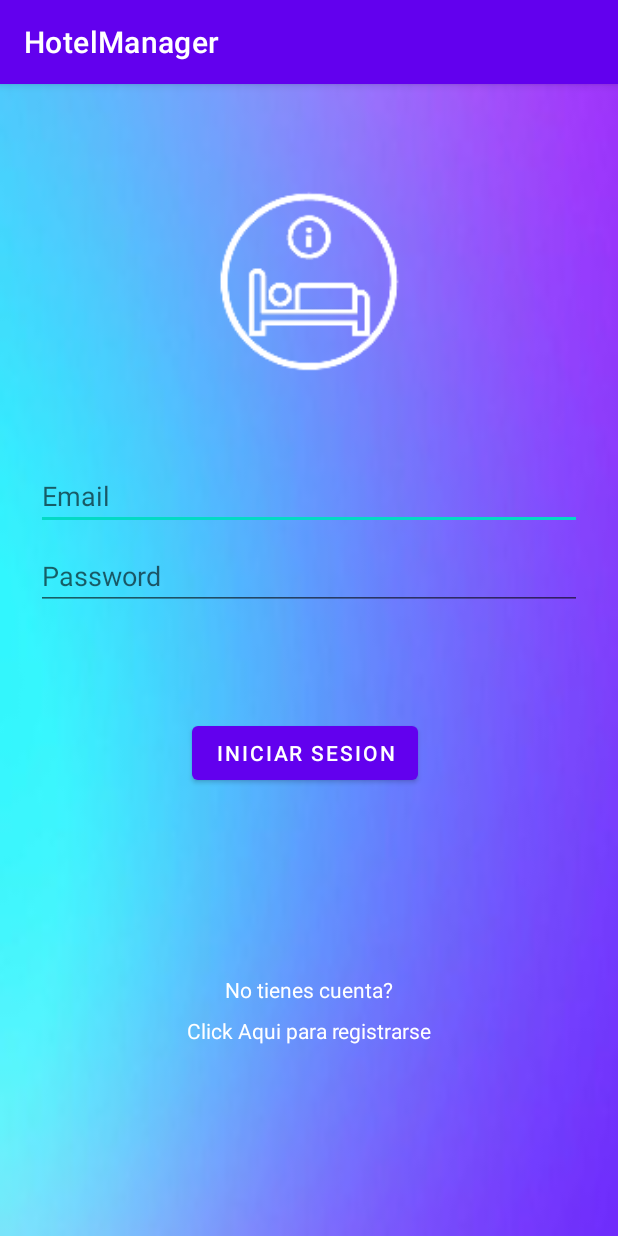
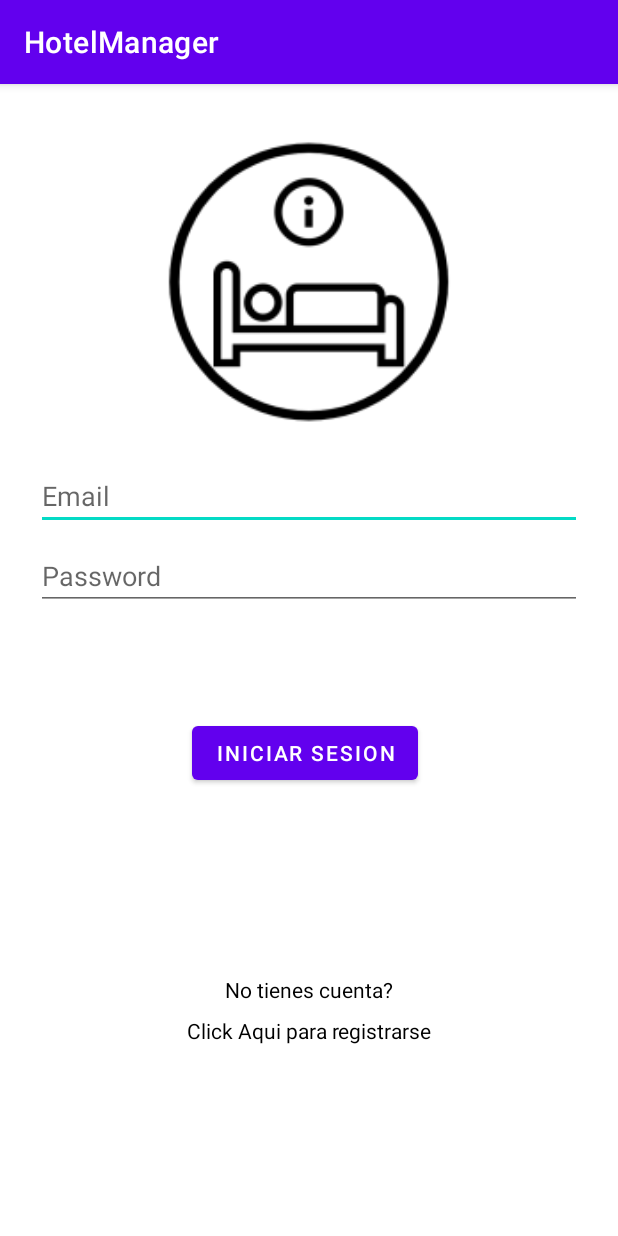
Before and after one commit to Pegubo/HotelManager, an Android app: the screen it shows after launch (LoginActivity), on a phone screen of 412 x 824 dp. Run offline under Robolectric (Android 15) with nearby library versions, the phone set to English and light mode, and no system bars; our stand-ins replace Firebase (no records; nobody signed in at launch, a user with empty details on screens opened directly).

Commit message:
cambio basico de colores
copia de seguridad, esta es una fase inicial en el cambio de colores y rediseño del login, aun no se elimina el register ni las cosas inecesarias que tiene el login

```diff
--- a/app/src/main/res/layout/activity_login.xml
+++ b/app/src/main/res/layout/activity_login.xml
@@ -5,7 +5,7 @@
     android:id="@+id/container"
     android:layout_width="match_parent"
     android:layout_height="match_parent"
-    android:background="@mipmap/background_login2_background"
+
    >
 
     <EditText
@@ -68,7 +68,7 @@
         app:layout_constraintEnd_toEndOf="parent"
         app:layout_constraintStart_toStartOf="parent"
         app:layout_constraintTop_toTopOf="parent"
-        app:srcCompat="@mipmap/logo_foreground" />
+        app:srcCompat="@mipmap/logohm_negro_foreground" />
 
     <TextView
         android:id="@+id/textView2"
@@ -78,7 +78,7 @@
         android:layout_marginTop="124dp"
         android:layout_marginEnd="150dp"
         android:text="@string/register"
-        android:textColor="@color/white"
+        android:textColor="@color/black"
         app:layout_constraintEnd_toEndOf="parent"
         app:layout_constraintHorizontal_bias="1.0"
         app:layout_constraintStart_toStartOf="parent"
@@ -92,7 +92,7 @@
         android:layout_marginTop="8dp"
         android:layout_marginEnd="150dp"
         android:text="@string/click"
-        android:textColor="@color/white"
+        android:textColor="@color/black"
         app:layout_constraintEnd_toEndOf="parent"
         app:layout_constraintStart_toStartOf="parent"
         app:layout_constraintTop_toBottomOf="@+id/textView2" />
--- /dev/null
+++ b/app/src/main/res/mipmap-anydpi-v26/logohm_negro.xml
@@ -0,0 +1,5 @@
+<?xml version="1.0" encoding="utf-8"?>
+<adaptive-icon xmlns:android="http://schemas.android.com/apk/res/android">
+    <background android:drawable="@color/logohm_negro_background"/>
+    <foreground android:drawable="@mipmap/logohm_negro_foreground"/>
+</adaptive-icon>
--- /dev/null
+++ b/app/src/main/res/values/logohm_negro_background.xml
@@ -0,0 +1,4 @@
+<?xml version="1.0" encoding="utf-8"?>
+<resources>
+    <color name="logohm_negro_background">#FFFFFF</color>
+</resources>
```
Also changed, not shown: app/src/main/res/mipmap-hdpi/logohm_negro_foreground.png (added), app/src/main/res/mipmap-mdpi/logohm_negro_foreground.png (added), app/src/main/res/mipmap-xhdpi/logohm_negro_foreground.png (added), app/src/main/res/mipmap-xxhdpi/logohm_negro_foreground.png (added), app/src/main/res/mipmap-xxxhdpi/logohm_negro_foreground.png (added).
